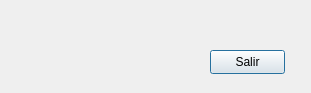
Alenjandro-Larin/Gestor-de-calificaciones, file Gestor-de-calificaciones/mostrarpromedio.ui: the form before one commit.
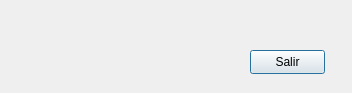
The form after the commit.

The edit to the form file:
```diff
--- a/Gestor-de-calificaciones/mostrarpromedio.ui
+++ b/Gestor-de-calificaciones/mostrarpromedio.ui
@@ -6,7 +6,7 @@
    <rect>
     <x>0</x>
     <y>0</y>
-    <width>311</width>
+    <width>352</width>
     <height>93</height>
    </rect>
   </property>
@@ -22,7 +22,7 @@
   <widget class="QPushButton" name="pushButton">
    <property name="geometry">
     <rect>
-     <x>210</x>
+     <x>250</x>
      <y>50</y>
      <width>75</width>
      <height>24</height>
@@ -37,7 +37,7 @@
     <rect>
      <x>20</x>
      <y>20</y>
-     <width>271</width>
+     <width>311</width>
      <height>16</height>
     </rect>
    </property>
```
